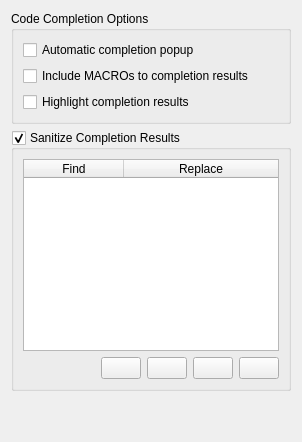
Above: src/clang_completion_settings.ui from zaufi/kate-cpp-helper-plugin before the change. Below: the same form after it.
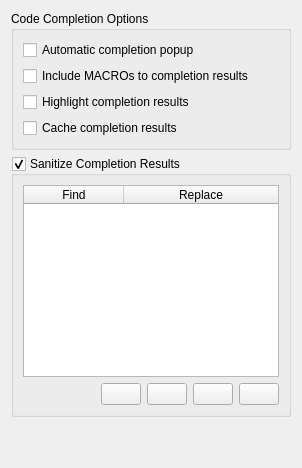
That is the form after the change. Icons and pictures are not drawn. Custom widgets are drawn as their Qt base class.

Commit message: add cache completion results option

The edit to the form file:
```diff
--- a/src/clang_completion_settings.ui
+++ b/src/clang_completion_settings.ui
@@ -54,6 +54,19 @@
         </property>
        </widget>
       </item>
+      <item>
+       <widget class="QCheckBox" name="cacheCompletions">
+        <property name="toolTip">
+         <string>Turn corresponding option of clang library. Dunno how good it is...</string>
+        </property>
+        <property name="whatsThis">
+         <string/>
+        </property>
+        <property name="text">
+         <string>Cache completion results</string>
+        </property>
+       </widget>
+      </item>
      </layout>
     </widget>
    </item>
```
Left out of the diff: 16 changed lines with no effect on the pictures. The commit also changes 5 other files.
